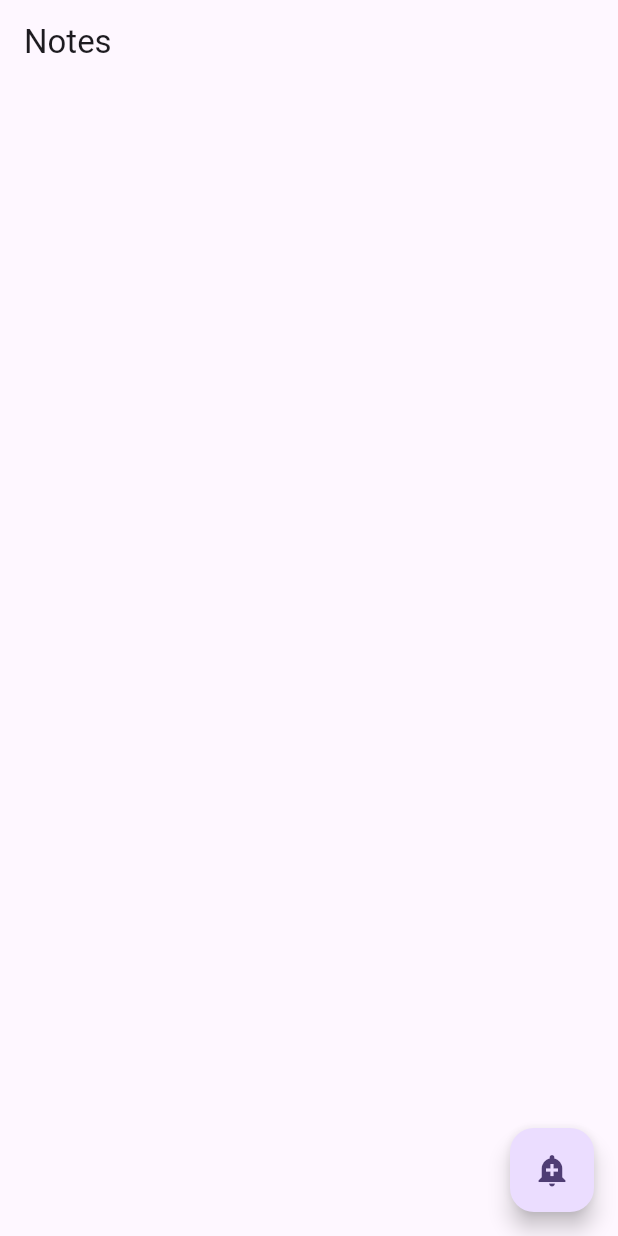
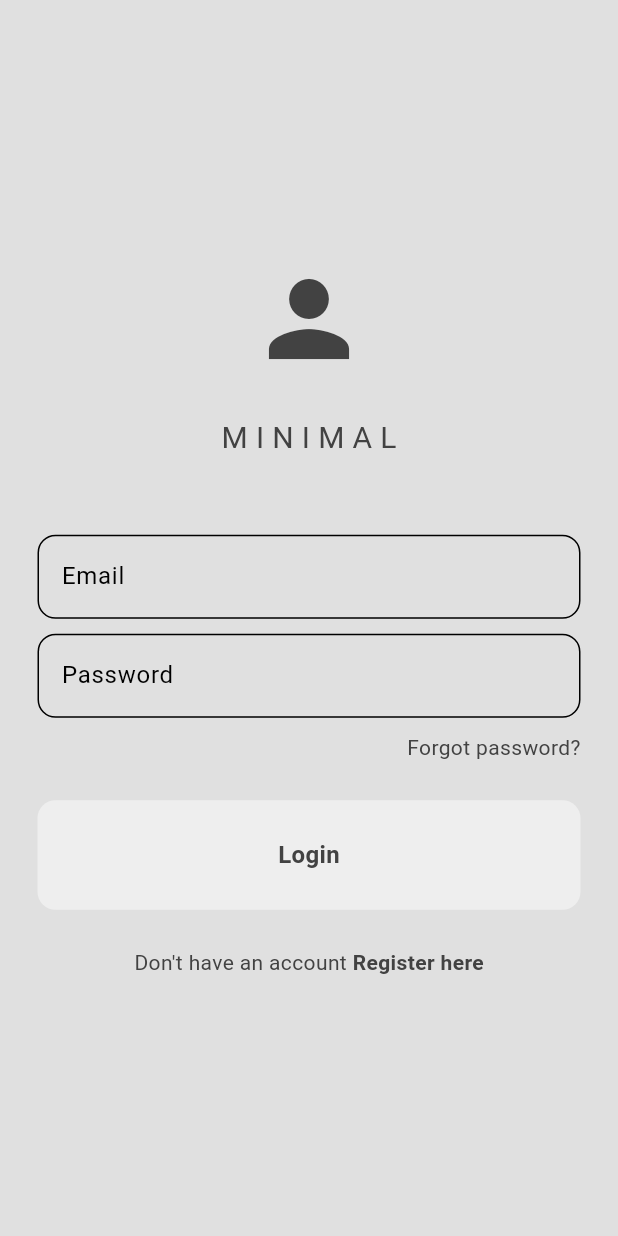
Before and after one commit to Zavqiddin-tech/flutter-crud, a Flutter app: the screen it shows after launch, on a phone screen of 412 x 824 dp. Run offline on Flutter 3.47's test engine with Material 3 defaults, Android fonts, the phone set to English and light mode, and no system bars; our stand-ins replace bloc, cloud_firestore, firebase_core, flutter_bloc; accounts and stored records are empty.

Commit message:
login page UI qilindi

```diff
--- /dev/null
+++ b/lib/components/my_button.dart
@@ -0,0 +1,31 @@
+import 'package:flutter/material.dart';
+
+class MyButton extends StatelessWidget {
+  final String text;
+  final void Function()? onTap;
+
+  const MyButton({super.key, required this.text, required this.onTap});
+
+  @override
+  Widget build(BuildContext context) {
+    return GestureDetector(
+      onTap: onTap,
+      child: Container(
+        decoration: BoxDecoration(
+          color: Theme.of(context).colorScheme.primary,
+          borderRadius: BorderRadius.circular(12)
+        ),
+        padding: const EdgeInsets.all(25),
+        child: Center(
+          child: Text(
+            text,
+            style: const TextStyle(
+              fontWeight: FontWeight.bold,
+              fontSize: 16
+            ),
+          ),
+        ),
+      ),
+    );
+  }
+}
--- /dev/null
+++ b/lib/components/my_textfield.dart
@@ -0,0 +1,27 @@
+import 'package:flutter/material.dart';
+
+class MyTextfield extends StatelessWidget {
+  final String hintText;
+  final bool obscureText;
+  final TextEditingController controller;
+
+  const MyTextfield(
+      {super.key,
+      required this.hintText,
+      required this.obscureText,
+      required this.controller});
+
+  @override
+  Widget build(BuildContext context) {
+    return TextField(
+      controller: controller,
+      decoration: InputDecoration(
+        border: OutlineInputBorder(
+          borderRadius: BorderRadius.circular(12),
+        ),
+        hintText: hintText,
+      ),
+      obscureText: obscureText,
+    );
+  }
+}
--- a/lib/main.dart
+++ b/lib/main.dart
@@ -2,7 +2,10 @@ import 'package:cli_project/firebase_options.dart';
 // import 'package:cli_project/home_screen/bloc/home_bloc.dart';
 // import 'package:cli_project/home_screen/screen/home_screen.dart';
 // import 'package:flutter_bloc/flutter_bloc.dart';
-import 'package:cli_project/pages/home_page.dart';
+// import 'package:cli_project/pages/home_page.dart';
+import 'package:cli_project/pages/login_page.dart';
+import 'package:cli_project/theme/dark_mode.dart';
+import 'package:cli_project/theme/light_mode.dart';
 import 'package:firebase_core/firebase_core.dart';
 import 'package:flutter/material.dart';
 
@@ -18,11 +21,9 @@ class MyApp extends StatelessWidget {
   @override
   Widget build(BuildContext context) {
     return MaterialApp(
-      theme: ThemeData(
-        colorScheme: ColorScheme.fromSeed(seedColor: Colors.deepPurple),
-        useMaterial3: true,
-      ),
-      home: const HomePage(),
+      theme: lightMode,
+      darkTheme: darkMode,
+      home: LoginPage(),
     );
   }
 
--- a/lib/pages/home_page.dart
+++ b/lib/pages/home_page.dart
@@ -52,7 +52,7 @@ class _HomePageState extends State<HomePage> {
   Widget build(BuildContext context) {
     return Scaffold(
       appBar: AppBar(
-        title: const Text('Notes'),
+        title: Center(child: const Text('Notes'),),
       ),
       floatingActionButton: FloatingActionButton(
         onPressed: () {
--- /dev/null
+++ b/lib/pages/login_page.dart
@@ -0,0 +1,115 @@
+import 'package:cli_project/components/my_button.dart';
+import 'package:cli_project/components/my_textfield.dart';
+import 'package:flutter/material.dart';
+
+class LoginPage extends StatelessWidget {
+  // text controllers
+  final TextEditingController emailController = TextEditingController();
+  final TextEditingController passwordController = TextEditingController();
+
+  LoginPage({super.key});
+
+  // login method
+  void login() {}
+
+  @override
+  Widget build(BuildContext context) {
+    return Scaffold(
+      backgroundColor: Theme.of(context).colorScheme.surface,
+      body: Center(
+        child: Padding(
+          padding: const EdgeInsets.all(25),
+          child: Column(
+            mainAxisAlignment: MainAxisAlignment.center,
+            children: [
+              // logo
+              Icon(
+                Icons.person,
+                size: 80,
+                color: Theme.of(context).colorScheme.inversePrimary,
+              ),
+
+              const SizedBox(
+                height: 25,
+              ),
+
+              // app name
+              const Text(
+                "M I N I M A L",
+                style: TextStyle(fontSize: 20),
+              ),
+
+              const SizedBox(
+                height: 50,
+              ),
+
+              // email textfield
+              MyTextfield(
+                  hintText: "Email",
+                  obscureText: false,
+                  controller: emailController),
+
+              const SizedBox(
+                height: 10,
+              ),
+
+              // password textfield
+              MyTextfield(
+                  hintText: "Password",
+                  obscureText: true,
+                  controller: passwordController),
+
+              const SizedBox(
+                height: 10,
+              ),
+
+              // forgot password
+              Row(
+                mainAxisAlignment: MainAxisAlignment.end,
+                children: [
+                  Text(
+                    "Forgot password?",
+                    style: TextStyle(
+                        color: Theme.of(context).colorScheme.inversePrimary),
+                  ),
+                ],
+              ),
+
+              const SizedBox(
+                height: 25,
+              ),
+
+              // sign in button
+              MyButton(text: "Login", onTap: login),
+
+              const SizedBox(
+                height: 25,
+              ),
+
+              // don't have an accound? Register here
+              Row(
+                mainAxisAlignment: MainAxisAlignment.center,
+                children: [
+                  Text(
+                    "Don't have an account",
+                    style: TextStyle(
+                        color: Theme.of(context).colorScheme.inversePrimary),
+                  ),
+                  GestureDetector(
+                    onTap: () {},
+                    child: const Text(
+                      " Register here",
+                      style: TextStyle(
+                        fontWeight: FontWeight.bold
+                      ),
+                    ),
+                  )
+                ],
+              )
+            ],
+          ),
+        ),
+      ),
+    );
+  }
+}
--- /dev/null
+++ b/lib/theme/dark_mode.dart
@@ -0,0 +1,15 @@
+import 'package:flutter/material.dart';
+
+ThemeData darkMode = ThemeData(
+  brightness: Brightness.dark,
+  colorScheme: ColorScheme.dark(
+    surface: Colors.grey.shade900,
+    primary: Colors.grey.shade800,
+    secondary: Colors.grey.shade700,
+    inversePrimary: Colors.grey.shade300
+  ),
+  textTheme: ThemeData.dark().textTheme.apply(
+    bodyColor: Colors.grey[300],
+    displayColor: Colors.white
+  )
+);
--- /dev/null
+++ b/lib/theme/light_mode.dart
@@ -0,0 +1,15 @@
+import 'package:flutter/material.dart';
+
+ThemeData lightMode = ThemeData(
+  brightness: Brightness.light,
+  colorScheme: ColorScheme.light(
+    surface: Colors.grey.shade300,
+    primary: Colors.grey.shade200,
+    secondary: Colors.grey.shade400,
+    inversePrimary: Colors.grey.shade800
+  ),
+  textTheme: ThemeData.light().textTheme.apply(
+    bodyColor: Colors.grey[800],
+    displayColor: Colors.black
+  )
+);
```
Also changed, not shown: lib/pages/register_page.dart (added, +115 -0 lines).
